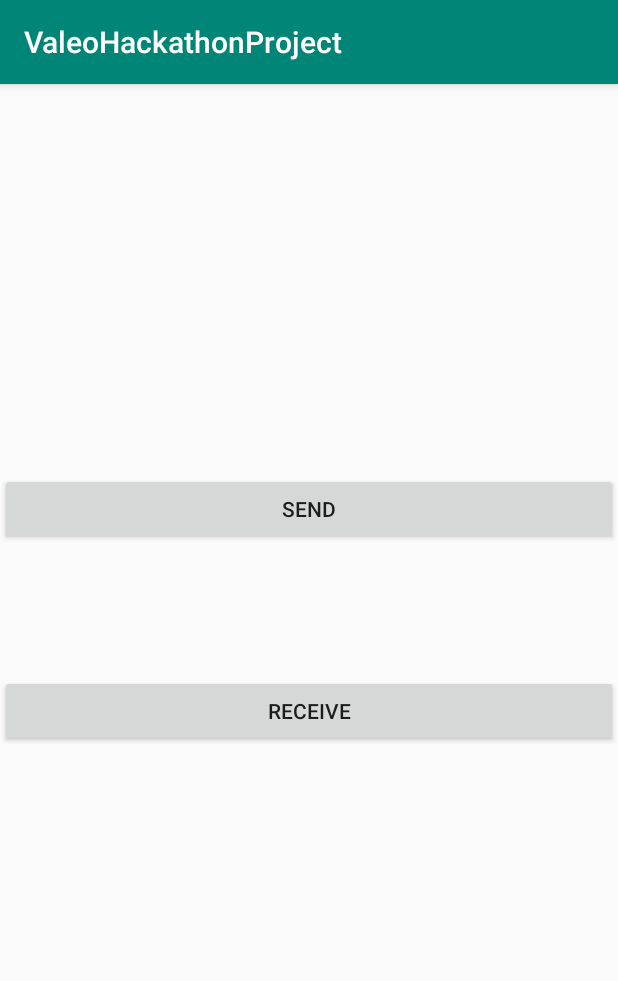
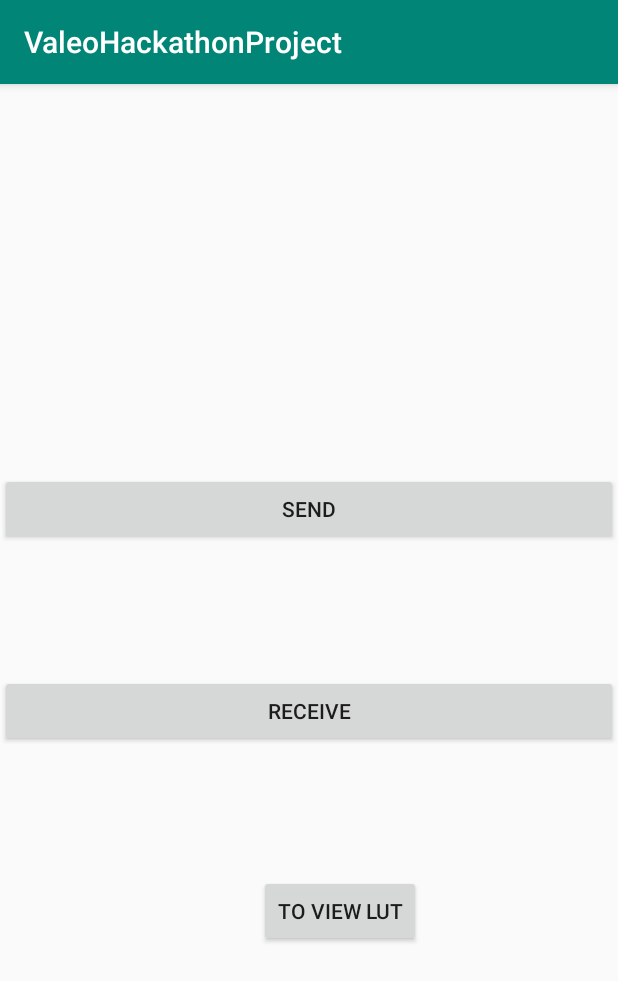
Before and after one commit to DevBahl/ValeoHackathonProject, an Android app: the screen it shows after launch (MainActivity), on a phone screen of 412 x 824 dp. Shown: the top 981 px of the screen. Run offline under Robolectric (Android 15) with nearby library versions, the phone set to English and light mode, and no system bars.

Commit message:
third commit

```diff
--- a/app/src/main/java/com/dbsrm/valeohackathonproject/SpeechToTextRecog.kt
+++ b/app/src/main/java/com/dbsrm/valeohackathonproject/SpeechToTextRecog.kt
@@ -58,9 +58,11 @@
 
         if(str1.equals(result)||str2.equals(result)||str3.equals(result)||str4.equals(result)){
             Toast.makeText(this,"OK",Toast.LENGTH_LONG).show()
+            startActivity(Intent(this,Bluetooth::class.java))
+
         }
         else{
-            Toast.makeText(this,"error",Toast.LENGTH_LONG).show()
+            Toast.makeText(this,"error Try Again!",Toast.LENGTH_LONG).show()
         }
 
     }
--- a/app/src/main/res/layout/activity_main.xml
+++ b/app/src/main/res/layout/activity_main.xml
@@ -31,4 +31,18 @@
         app:layout_constraintStart_toStartOf="parent"
         app:layout_constraintTop_toBottomOf="@+id/sendbtn" />
 
+    <Button
+        android:id="@+id/lut"
+        android:layout_width="wrap_content"
+        android:layout_height="wrap_content"
+        android:layout_marginStart="172dp"
+        android:layout_marginTop="80dp"
+        android:layout_marginEnd="131dp"
+        android:layout_marginBottom="187dp"
+        android:text="To view LUT"
+        app:layout_constraintBottom_toBottomOf="parent"
+        app:layout_constraintEnd_toEndOf="parent"
+        app:layout_constraintStart_toStartOf="parent"
+        app:layout_constraintTop_toBottomOf="@+id/receivebtn" />
+
 </androidx.constraintlayout.widget.ConstraintLayout>
```
Also changed, not shown: app/src/main/AndroidManifest.xml (+9 -2 lines).
